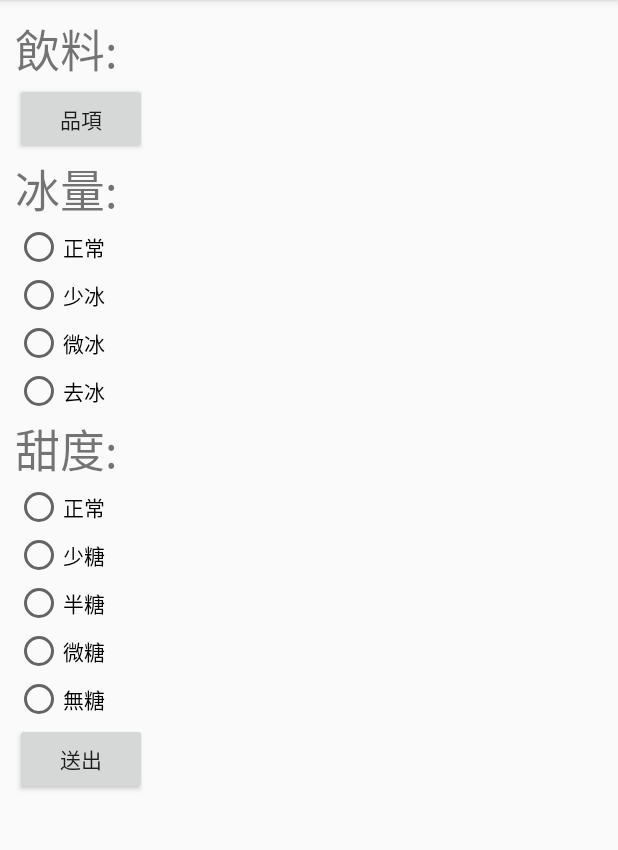
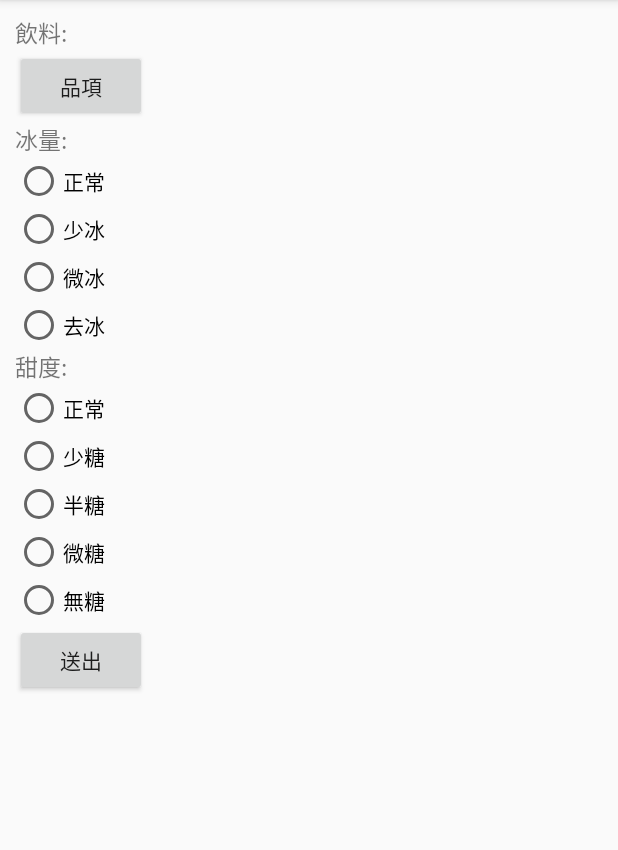
Before and after one commit to john0829/drinksbooking, an Android app: the screen it shows after launch (ChooseForm), after a tap on "選擇", on a phone screen of 412 x 824 dp, the part 84-934 px from its top. Run offline under Robolectric (Android 15) with nearby library versions, the phone set to English and light mode, and no system bars.

```diff
--- a/app/build.gradle
+++ b/app/build.gradle
@@ -27,4 +27,6 @@ dependencies {
     compile 'com.android.support:appcompat-v7:26.+'
     compile 'com.android.support.constraint:constraint-layout:1.0.2'
     testCompile 'junit:junit:4.12'
+    compile 'com.android.support:appcompat-v7:22.2.1'
+    compile 'com.android.support:recyclerview-v7:23.0.1'
 }
--- a/app/src/main/java/com/joh0829nny/drinksbooking/MainActivity.java
+++ b/app/src/main/java/com/joh0829nny/drinksbooking/MainActivity.java
@@ -2,10 +2,21 @@ package com.joh0829nny.drinksbooking;
 
 import android.support.v7.app.AppCompatActivity;
 import android.os.Bundle;
+import android.view.LayoutInflater;
 import android.view.View;
+import android.view.ViewGroup;
 import android.widget.Button;
 import android.widget.TextView;
 import android.content.Intent;
+import android.widget.Toast;
+
+import java.util.ArrayList;
+import java.util.List;
+
+import android.support.v7.widget.LinearLayoutManager;
+import android.support.v7.widget.RecyclerView;
+
+
 
 public class MainActivity extends AppCompatActivity {
 
@@ -14,11 +25,17 @@ public class MainActivity extends AppCompatActivity {
     TextView drink_name;
     TextView drink_sugar;
     TextView drink_ice;
+    MyAdapter mAdapter = new MyAdapter();
+    String drink_Name = "";
+    String drink_Sugar = "";
+    String drink_Ice = "";
+    int count = 0;
 
     @Override
     protected void onCreate(Bundle savedInstanceState) {
         super.onCreate(savedInstanceState);
         setContentView(R.layout.activity_main);
+
         check = (Button) findViewById(R.id.check);
 
         check.setOnClickListener(new View.OnClickListener() {
@@ -33,25 +50,128 @@ public class MainActivity extends AppCompatActivity {
 
         });
 
+        ArrayList<String> myDataset = new ArrayList<>();
+        for(int i = 0; i < 100; i++){
+            myDataset.add(Integer.toString(i));
+        }
+
+        mRecyclerView = (RecyclerView) findViewById(R.id.list_view);
+        mAdapter.add_data(myDataset);
+
+        final LinearLayoutManager layoutManager = new LinearLayoutManager(this);
+        layoutManager.setOrientation(LinearLayoutManager.VERTICAL);
+        mRecyclerView.setLayoutManager(layoutManager);
+        mRecyclerView.setAdapter(mAdapter);
+
+
     }
 
     protected void onActivityResult(int requestCode, int resultCode, Intent data) {
         if(requestCode == 0){
             if(resultCode == 101){
                 Bundle b = data.getExtras();
-                String str1 = b.getString("drink_level");
-                String str2 = b.getString("sugar_level");
-                CharSequence str3 = b.getString(("ice_level"));
+                drink_Name = b.getString("drink_level");
+                drink_Sugar = b.getString("sugar_level");
+                drink_Ice = b.getString(("ice_level"));
 
                 drink_name = (TextView) findViewById(R.id.drink_name);
                 drink_sugar = (TextView) findViewById(R.id.drink_sugar);
                 drink_ice = (TextView) findViewById(R.id.drink_ice);
 
-                drink_name.setText(str1);
-                drink_sugar.setText(str2);
-                drink_ice.setText(str3);
+                mAdapter.add_drinkNameList(drink_Name);
+                mAdapter.add_sugarLevelList(drink_Sugar);
+                mAdapter.add_iceLevelList(drink_Ice);
+
+                drink_name.setText(drink_Name);
+                drink_sugar.setText(drink_Sugar);
+                drink_ice.setText(drink_Ice);
 
             }
         }
     }
+
+
+    private RecyclerView mRecyclerView;
+
+    public class MyAdapter extends RecyclerView.Adapter<MyAdapter.ViewHolder> {
+        private List<String> mData;
+        private List<String> drinkName = new ArrayList<>();
+        private List<String> sugarLevel = new ArrayList<>();
+        private List<String> iceLevel = new ArrayList<>();
+
+        public MyAdapter(){}
+
+        public void add_drinkNameList(String drink_name){
+            this.drinkName.add(drink_name);
+        }
+        public void add_sugarLevelList(String sugar_level){
+            this.sugarLevel.add(sugar_level);
+        }
+        public void add_iceLevelList(String ice_level){
+            this.iceLevel.add(ice_level);
+        }
+        public void add_data(List<String> data) {
+            mData = data;
+        }
+
+
+        public class ViewHolder extends RecyclerView.ViewHolder {
+            public TextView mTextView_drinkname;
+            public TextView mTextView_icelevel;
+            public TextView mTextView_sugarlevel;
+
+            public ViewHolder(View v) {
+                super(v);
+                mTextView_drinkname = (TextView) v.findViewById(R.id.info_text_drinkname);
+                mTextView_icelevel = (TextView) v.findViewById(R.id.info_text_icelevel);
+                mTextView_sugarlevel = (TextView) v.findViewById(R.id.info_text_sugarlevel);
+            }
+        }
+
+
+        @Override
+        public MyAdapter.ViewHolder onCreateViewHolder(ViewGroup parent, int viewType) {
+            View v = LayoutInflater.from(parent.getContext())
+                    .inflate(R.layout.item, parent, false);
+            ViewHolder vh = new ViewHolder(v);
+            return vh;
+        }
+
+        @Override
+        public void onBindViewHolder(ViewHolder holder, final int position) {
+            //int list_position = Integer.parseInt(mData.get(position));
+            System.out.println("drink"+ position);
+            if(drinkName.size() > position)
+            {
+                holder.mTextView_drinkname.setText(drinkName.get(position));
+                holder.mTextView_icelevel.setText(iceLevel.get(position));
+                holder.mTextView_sugarlevel.setText(sugarLevel.get(position));
+            }else{
+                holder.mTextView_drinkname.setText("");
+                holder.mTextView_icelevel.setText("");
+                holder.mTextView_sugarlevel.setText("");
+
+            }
+
+
+            holder.itemView.setOnClickListener(new View.OnClickListener() {
+                @Override
+                public void onClick(View v) {
+                    Toast.makeText(MainActivity.this, "Item " + position + " is clicked.", Toast.LENGTH_SHORT).show();
+                }
+            });
+            holder.itemView.setOnLongClickListener(new View.OnLongClickListener() {
+                @Override
+                public boolean onLongClick(View v) {
+                    Toast.makeText(MainActivity.this, "Item " + position + " is long clicked.", Toast.LENGTH_SHORT).show();
+                    return true;
+                }
+            });
+        }
+
+        @Override
+        public int getItemCount() {
+            return mData.size();
+        }
+    }
 }
--- a/app/src/main/res/layout/activity_choose_form.xml
+++ b/app/src/main/res/layout/activity_choose_form.xml
@@ -15,7 +15,7 @@
         <TextView
             android:layout_width="wrap_content"
             android:layout_height="wrap_content"
-            android:textSize="30dp"
+            android:textSize="15dp"
             android:text="飲料:"/>
         <Button
             android:layout_width="wrap_content"
@@ -33,7 +33,7 @@
             android:layout_width="wrap_content"
             android:layout_height="wrap_content"
             android:text="冰量:"
-            android:textSize="30dp"/>
+            android:textSize="15dp"/>
         <RadioGroup
             android:layout_width="wrap_content"
             android:layout_height="wrap_content"
@@ -69,7 +69,7 @@
             android:layout_width="wrap_content"
             android:layout_height="wrap_content"
             android:text="甜度:"
-            android:textSize="30dp"/>
+            android:textSize="15dp"/>
         <RadioGroup
             android:layout_width="wrap_content"
             android:layout_height="wrap_content"
```
Also changed, not shown: app/src/main/java/com/joh0829nny/drinksbooking/ChooseForm.java (+7 -12 lines), app/src/main/res/layout/activity_main.xml (+29 -16 lines), app/src/main/res/layout/item.xml (added, +48 -0 lines), app/src/main/res/drawable/flower.png (added), app/src/main/res/drawable/tea.jpg (added), app/src/main/res/drawable/tea1.png (added).
